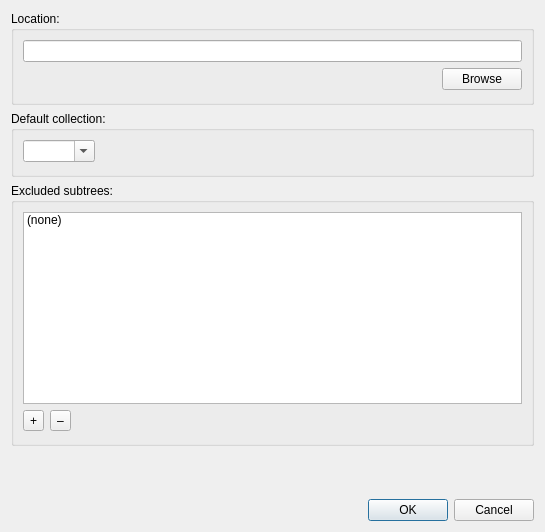
This is src/dlg/AddRootDialog.ui in wagenadl/photohoard as Qt 5 draws it before an edit. The edited form follows.
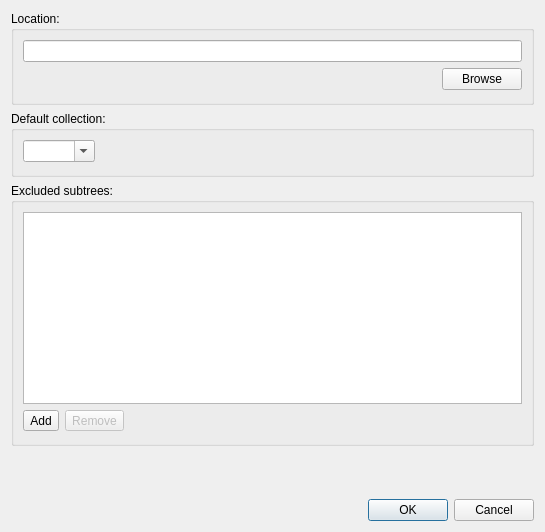
This is the edited form.

Patch:
```diff
--- a/src/dlg/AddRootDialog.ui
+++ b/src/dlg/AddRootDialog.ui
@@ -127,11 +127,6 @@
           <height>70</height>
          </size>
         </property>
-        <item>
-         <property name="text">
-          <string>(none)</string>
-         </property>
-        </item>
        </widget>
       </item>
       <item>
@@ -152,14 +147,17 @@
          <item>
           <widget class="QToolButton" name="addExcluded">
            <property name="text">
-            <string>+</string>
+            <string>Add</string>
            </property>
           </widget>
          </item>
          <item>
           <widget class="QToolButton" name="removeExcluded">
+           <property name="enabled">
+            <bool>false</bool>
+           </property>
            <property name="text">
-            <string>–</string>
+            <string>Remove</string>
            </property>
           </widget>
          </item>
```
Left out of the diff: 26 changed lines with no effect on the pictures.
